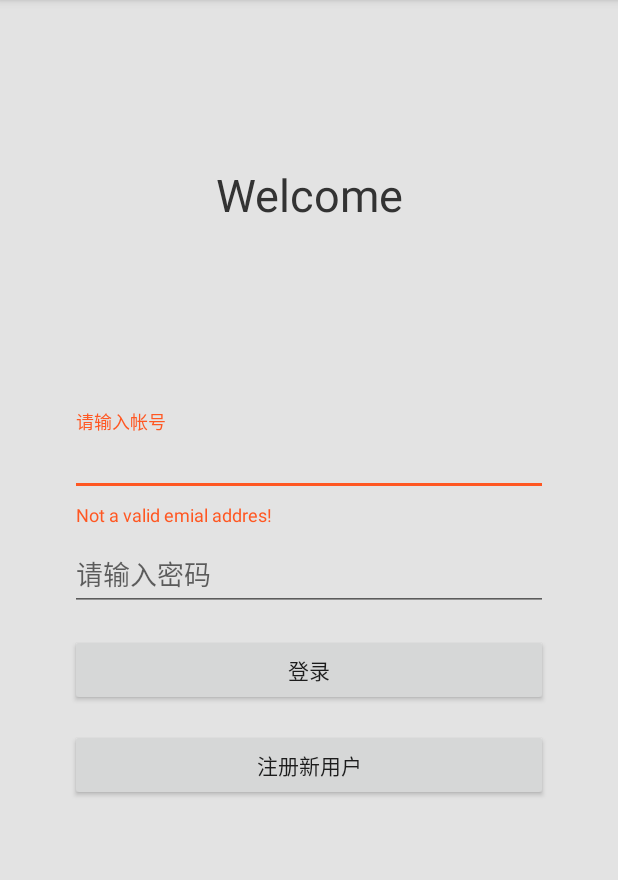
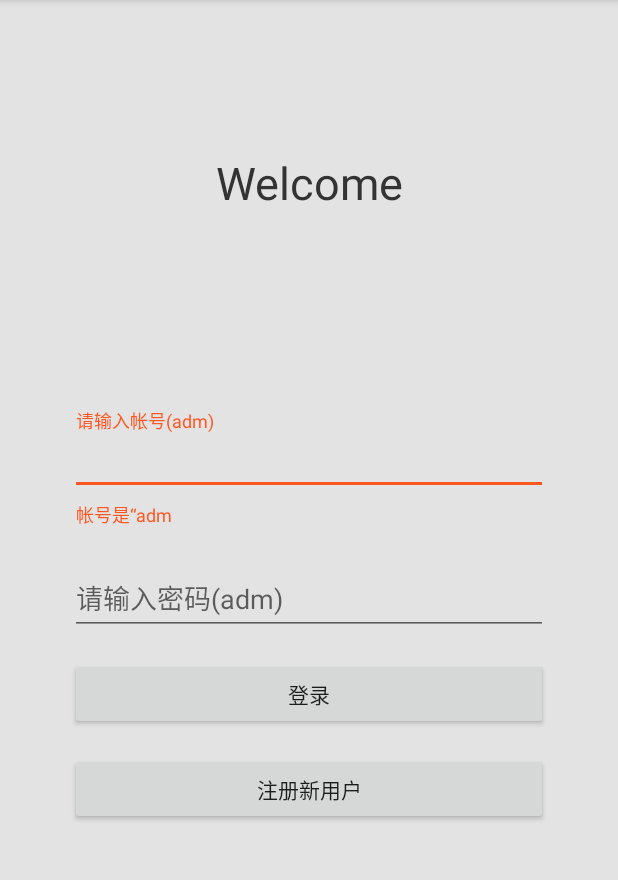
Before and after one commit to jun-quan-Lai/SuShi, an Android app: the screen it shows after launch (LoginActivity), after a tap on "登录", on a phone screen of 412 x 824 dp, the part 84-964 px from its top. Run offline under Robolectric (Android 15) with nearby library versions, the phone set to English and light mode, and no system bars; 1 statement that could not run was skipped.

Commit message:
登录注册模块初步实现

```diff
--- a/app/build.gradle
+++ b/app/build.gradle
@@ -6,7 +6,7 @@ android {
 
     defaultConfig {
         applicationId "com.ljq.sushi"
-        minSdkVersion 9
+        minSdkVersion 11
         targetSdkVersion 23
         versionCode 1
         versionName "1.0"
--- a/app/src/main/AndroidManifest.xml
+++ b/app/src/main/AndroidManifest.xml
@@ -16,6 +16,10 @@
                 <category android:name="android.intent.category.LAUNCHER" />
             </intent-filter>
         </activity>
+        <activity
+            android:name=".RegisterActivity"
+            android:label="@string/title_activity_register" >
+        </activity>
     </application>
 
 </manifest>
--- a/app/src/main/java/com/ljq/sushi/LoginActivity.java
+++ b/app/src/main/java/com/ljq/sushi/LoginActivity.java
@@ -1,60 +1,69 @@
 package com.ljq.sushi;
 
 import android.content.Context;
+import android.content.Intent;
 import android.support.design.widget.TextInputLayout;
 import android.support.v7.app.ActionBarActivity;
 import android.os.Bundle;
 import android.view.View;
-import android.view.inputmethod.InputMethodManager;
 import android.widget.Button;
 import android.widget.Toast;
 
-import com.ljq.sushi.Util.Validate;
+import com.ljq.sushi.Util.Utilities;
 
 
 public class LoginActivity extends ActionBarActivity {
 
+    private TextInputLayout usernameWrapper = null;
+    private TextInputLayout passwordWrapper = null;
+    private Button loginBtn = null;
+    private Button registBtn=null;
     @Override
     protected void onCreate(Bundle savedInstanceState) {
         super.onCreate(savedInstanceState);
         setContentView(R.layout.activity_login);
 
-        final TextInputLayout usernameWrapper=(TextInputLayout)findViewById(R.id.usernameWrapper);
-        final TextInputLayout passwordWrapper=(TextInputLayout)findViewById(R.id.passwordWrapper);
-        final Button btn=(Button)findViewById(R.id.btn_login);
+        usernameWrapper=(TextInputLayout)findViewById(R.id.usernameWrapper);
+        passwordWrapper=(TextInputLayout)findViewById(R.id.passwordWrapper);
+        loginBtn=(Button)findViewById(R.id.btn_login);
+        registBtn= (Button) findViewById(R.id.btn_regist);
 
-        usernameWrapper.setHint("请输入帐号");
-        passwordWrapper.setHint("请输入密码");
+        usernameWrapper.setHint("请输入帐号(adm)");
+        passwordWrapper.setHint("请输入密码(adm)");
 
-        btn.setOnClickListener(new View.OnClickListener() {
+        loginBtn.setOnClickListener(new View.OnClickListener() {
             @Override
             public void onClick(View v) {
-                hideKeyboard();
+                //hideKeyboard();
+                Utilities.hideKeyboard(LoginActivity.this);
 
-                String username=usernameWrapper.getEditText().getText().toString();
-                String password=passwordWrapper.getEditText().getText().toString();
-                if(!Validate.isEmail(username)){
-                    usernameWrapper.setError("Not a valid emial addres!");
-                }else if(!Validate.isPassword(password)){
-                    passwordWrapper.setError("Not a valid password!");
-                }else{
+                String username = usernameWrapper.getEditText().getText().toString();
+                String password = passwordWrapper.getEditText().getText().toString();
+                if (!username.equals("adm")) {
+                    usernameWrapper.setError("帐号是“adm");
+                } else if (!password.equals("adm")) {
+                    passwordWrapper.setError("密码是”adm");
+                } else {
                     usernameWrapper.setErrorEnabled(false);
                     passwordWrapper.setErrorEnabled(false);
                     doLogin();
                 }
             }
         });
+
+        registBtn.setOnClickListener(new View.OnClickListener() {
+            @Override
+            public void onClick(View v) {
+                Intent intent = new Intent(LoginActivity.this, RegisterActivity.class);
+                startActivity(intent);
+            }
+        });
     }
 
-    private void hideKeyboard(){
-        View view = getCurrentFocus();
-        if(view!=null){
-            ((InputMethodManager)getSystemService(Context.INPUT_METHOD_SERVICE)).
-                    hideSoftInputFromWindow(view.getWindowToken(), InputMethodManager.HIDE_NOT_ALWAYS);
-        }
-    }
+
 
     public void doLogin(){
         Toast.makeText(this,"登录成功",Toast.LENGTH_SHORT).show();
+
     }
 }
--- a/app/src/main/res/layout/activity_login.xml
+++ b/app/src/main/res/layout/activity_login.xml
@@ -35,29 +35,25 @@
         android:layout_weight="0.5"
         android:orientation="vertical">
         <android.support.design.widget.TextInputLayout
-            android:marginTop="15dp"
+            android:layout_marginTop="15dp"
             android:id="@+id/usernameWrapper"
             android:layout_width="match_parent"
             android:layout_height="wrap_content">
             <EditText
-                android:id="@+id/username"
                 android:layout_width="match_parent"
                 android:layout_height="wrap_content"
-                android:inputType="textEmailAddress"
                 android:hint="@string/hint_inputAccount"/>
         </android.support.design.widget.TextInputLayout>
 
         <android.support.design.widget.TextInputLayout
-            android:marginTop="15dp"
+            android:layout_marginTop="15dp"
             android:id="@+id/passwordWrapper"
             android:layout_width="match_parent"
             android:layout_height="wrap_content">
             <EditText
-                android:id="@+id/password"
                 android:layout_width="match_parent"
                 android:layout_height="wrap_content"
                 android:inputType="textPassword"
-
                 android:hint="@string/hint_inputPassword"/>
         </android.support.design.widget.TextInputLayout>
 
--- a/app/src/main/res/values/strings.xml
+++ b/app/src/main/res/values/strings.xml
@@ -8,4 +8,8 @@
     <string name="hint_inputPassword">请输入密码</string>
     <string name="btnName_login">登录</string>
     <string name="btnName_regist">注册新用户</string>
+    <string name="title_activity_register">RegisterActivity</string>
+
+    <string name="hint_inputPhoneNumb">请输入手机号</string>
+    <string name="hint_inputMsgCode">请输入短信验证码</string>
 </resources>
```
Also changed, not shown: app/src/main/java/com/ljq/sushi/test.java (deleted, +0 -7 lines).
